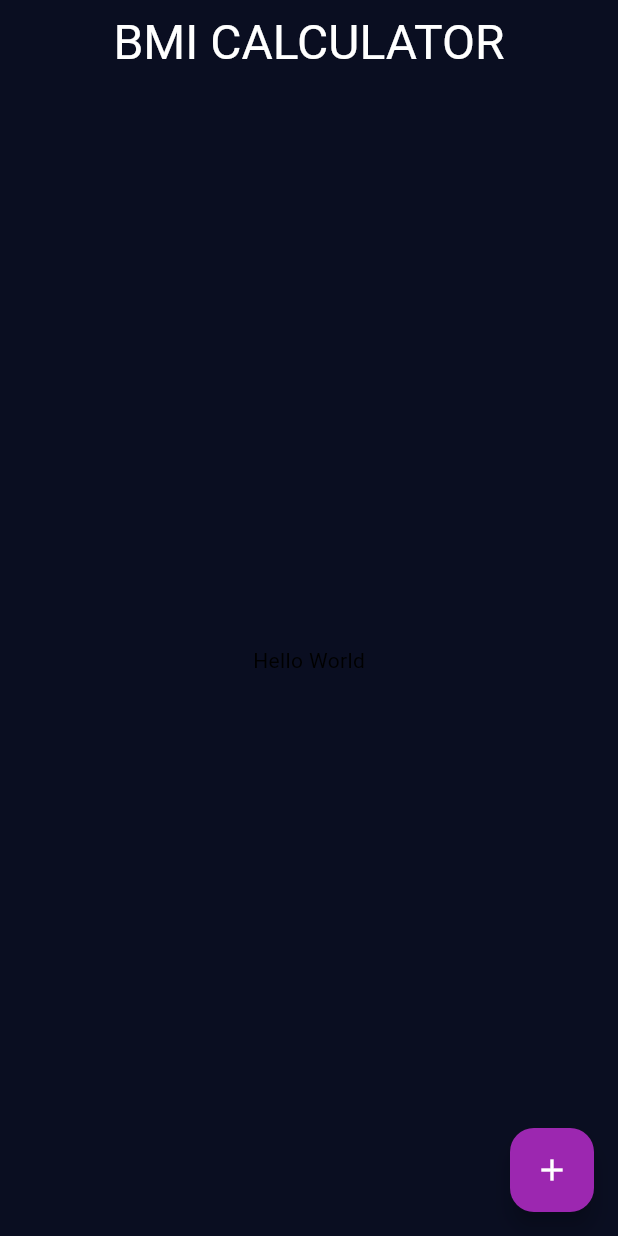
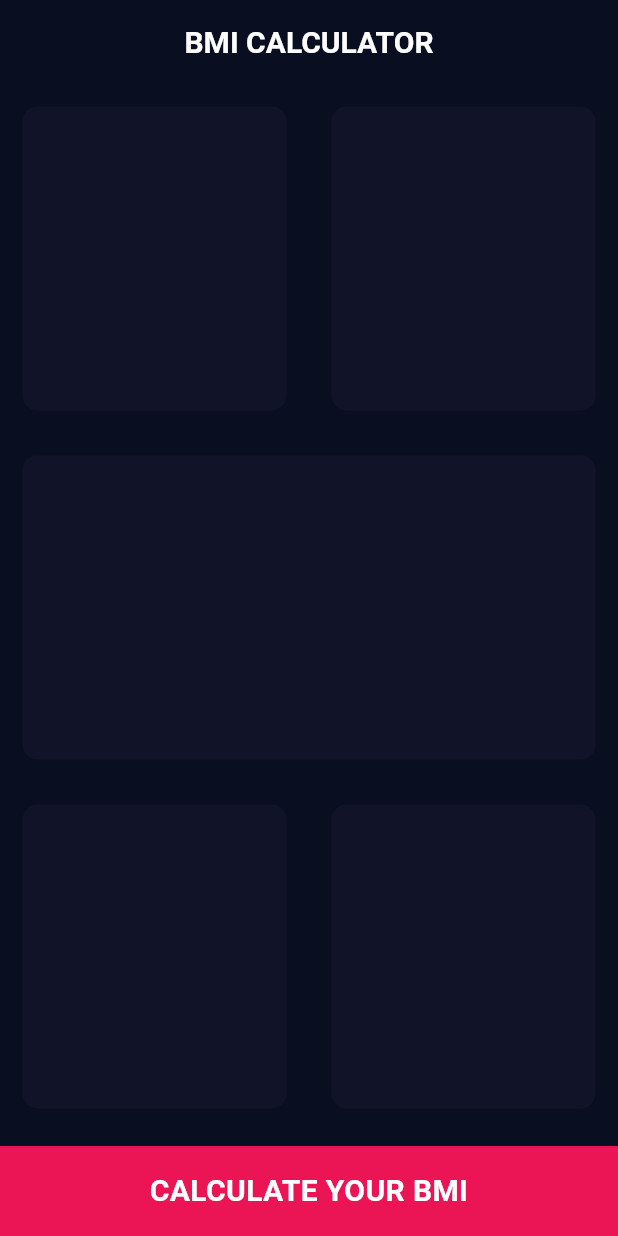
Before and after one commit to utpalvir/AndroidAppDevelopMent, a Flutter app: the screen it shows after launch, on a phone screen of 412 x 824 dp. Run offline on Flutter 3.47's test engine with Material 3 defaults, Android fonts, the phone set to English and light mode, and no system bars.

Commit message:
ReUsable Widgets

```diff
--- /dev/null
+++ b/lib/input_page.dart
@@ -0,0 +1,84 @@
+import 'package:flutter/material.dart';
+
+const bottomColorHeight = 60.0;
+const activeCardColor = Color(0xFF1D1E33);
+const bottomContainerColor = Color(0xFFEB1555);
+const inactiveCardColor = Color(0xFF111328);
+
+class InputPage extends StatefulWidget {
+  const InputPage({super.key});
+
+  @override
+  State<InputPage> createState() => _InputPageState();
+}
+
+class _InputPageState extends State<InputPage> {
+  @override
+  Widget build(BuildContext context) {
+    return Scaffold(
+      appBar: AppBar(
+        centerTitle: true,
+        title: Text(
+          'BMI CALCULATOR',
+          // Ensures the title is centered
+        ),
+      ),
+      body: Column(
+        children: [
+          Expanded(
+            child: Row(
+              children: [
+                Expanded(child: ReusableCard(colour: inactiveCardColor)),
+                Expanded(child: ReusableCard(colour: inactiveCardColor)),
+              ],
+            ),
+          ),
+          Expanded(
+            child: ReusableCard(colour: inactiveCardColor),
+          ),
+          Expanded(
+            child: Row(
+              children: [
+                Expanded(child: ReusableCard(colour: inactiveCardColor)),
+                Expanded(child: ReusableCard(colour: inactiveCardColor)),
+              ],
+            ),
+          ),
+          Container(
+            height: bottomColorHeight,
+            color: bottomContainerColor,
+            margin: EdgeInsets.only(top: 10.0),
+            width: double.infinity,
+            child: Center(
+              child: Text(
+                'CALCULATE YOUR BMI',
+                style: TextStyle(
+                  fontSize: 20.0,
+                  fontWeight: FontWeight.bold,
+                ),
+                textAlign: TextAlign.center,
+              ),
+            ),
+          )
+        ],
+      ),
+    );
+  }
+}
+
+class ReusableCard extends StatelessWidget {
+  ReusableCard({required this.colour});
+
+  final Color colour;
+
+  @override
+  Widget build(BuildContext context) {
+    return Container(
+      margin: EdgeInsets.all(15.0),
+      decoration: BoxDecoration(
+        color: colour,
+        borderRadius: BorderRadius.circular(10.0),
+      ),
+    );
+  }
+}
--- a/lib/main.dart
+++ b/lib/main.dart
@@ -1,4 +1,5 @@
 import 'package:flutter/material.dart';
+import 'input_page.dart';
 
 void main() {
   runApp(BMIApp());
@@ -8,50 +9,24 @@ class BMIApp extends StatelessWidget {
   @override
   Widget build(BuildContext context) {
     return MaterialApp(
-      theme: ThemeData(
+      theme: ThemeData().copyWith(
         primaryColor: Color(0xFF0A0E21),
         scaffoldBackgroundColor: Color(0xFF0A0E21),
-        colorScheme: ColorScheme.fromSwatch(primarySwatch: Colors.purple),
         appBarTheme: AppBarTheme(
-          backgroundColor: Color(0xFF0A0E21),
-          foregroundColor: Colors.white, // Custom elevation
+          color: Color(0xFF0A0E21),
+          titleTextStyle: TextStyle(
+            fontSize: 20.0,
+            fontWeight: FontWeight.bold,
+          ),
         ),
         textTheme: TextTheme(
-          headlineLarge: TextStyle(color: Colors.white),
+          displayMedium: TextStyle(
+            color: Colors.white,
+          ),
         ),
       ),
       home: InputPage(),
-      // theme: ThemeData(
-      //   colorScheme: ColorScheme.fromSwatch(primarySwatch: Colors.purple),
-      // ),
+      // Optionally, you could have additional theme settings or configurations here
     );
   }
 }
-
-class InputPage extends StatefulWidget {
-  @override
-  State<InputPage> createState() => _InputPageState();
-}
-
-class _InputPageState extends State<InputPage> {
-  @override
-  Widget build(BuildContext context) {
-    return Scaffold(
-      appBar: AppBar(
-        centerTitle: true,
-        title: Text(
-          'BMI CALCULATOR',
-          style: Theme.of(context).textTheme.headlineLarge,
-          // Ensures the title is centered
-        ),
-      ),
-      body: Center(
-        child: Text('Hello World'),
-      ),
-      floatingActionButton: FloatingActionButton(
-        onPressed: () {},
-        child: Icon(Icons.add),
-      ),
-    );
-  }
-}
```
